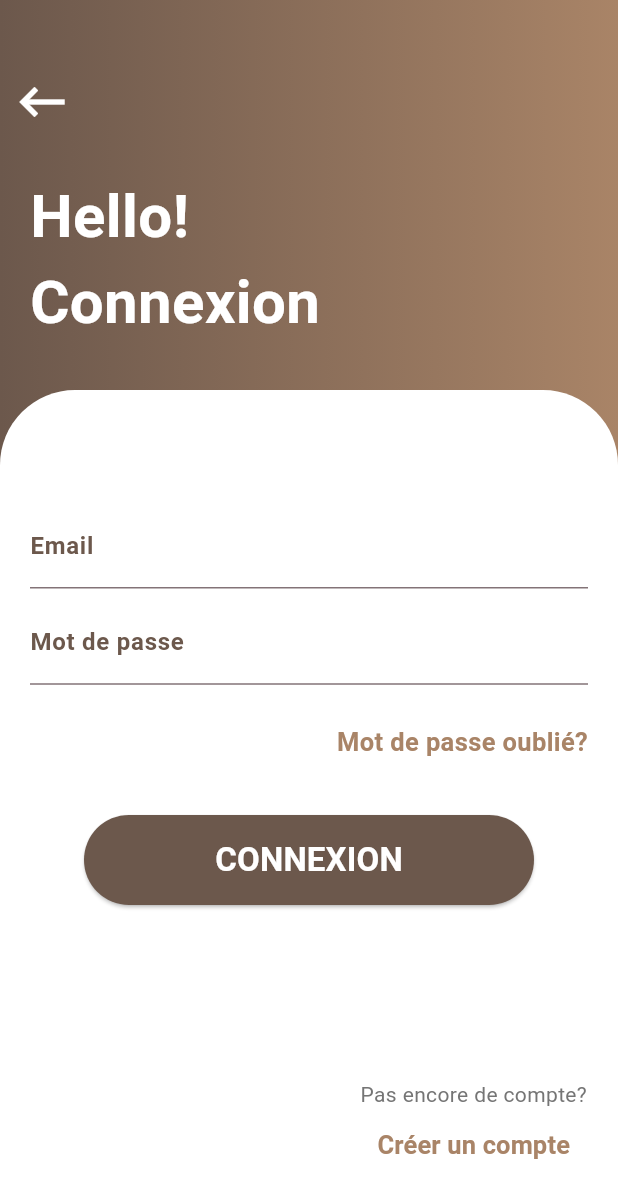
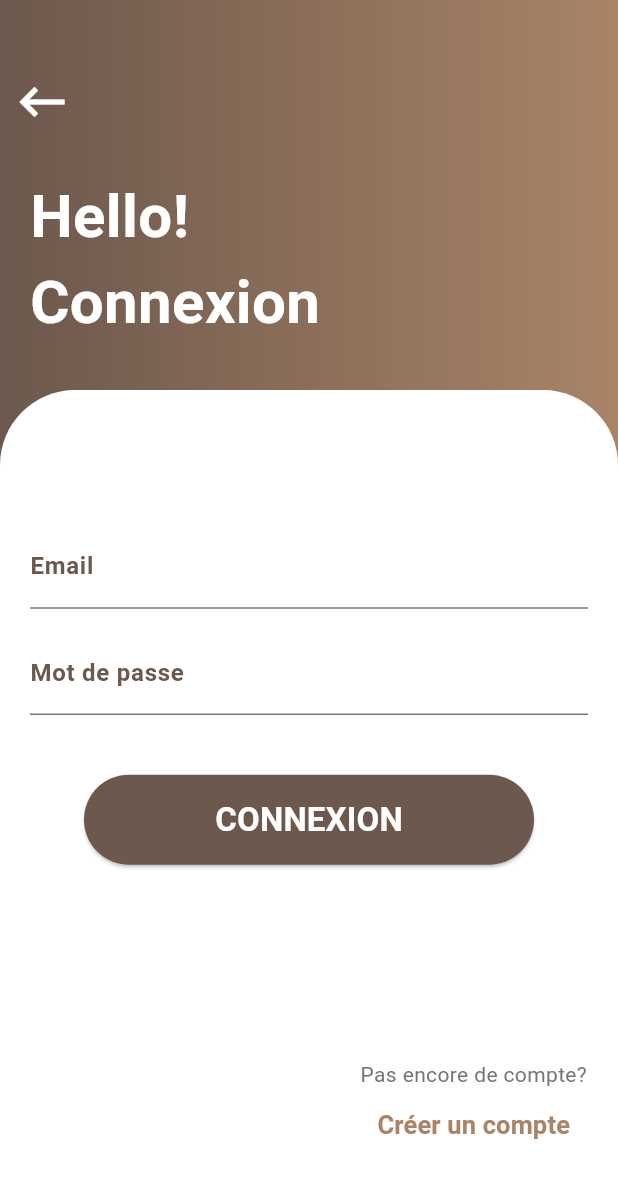
Before and after one commit to MathissGit/ProjetBTS, a Flutter app: the FormAuthWidget screen opened directly with empty values, on a phone screen of 412 x 824 dp. Shown: the top 1198 px of the screen. Run offline on Flutter 3.47's test engine with Material 3 defaults, Android fonts, the phone set to English and light mode, and no system bars; our stand-ins replace shared_preferences; accounts and stored records are empty; network calls fail.

Commit message:
minor change

```diff
--- a/mobile/lib/views/screens/login_page.dart
+++ b/mobile/lib/views/screens/login_page.dart
@@ -5,7 +5,7 @@ import 'package:mobile/config/config.dart';
 import 'dart:convert';
 import 'package:mobile/data/models/login_data.dart';
 import 'package:mobile/data/notifiers.dart';
-import 'package:mobile/views/screens/forgoten_password_page.dart';
+// import 'package:mobile/views/screens/forgoten_password_page.dart';
 import 'package:mobile/views/screens/registre_page.dart';
 import 'package:mobile/views/widget_tree.dart';
 import 'package:shared_preferences/shared_preferences.dart';
@@ -230,27 +230,27 @@ class FormAuthWidget extends StatelessWidget {
                       ),
                     ),
                     const SizedBox(height: 10),
-                    Align(
-                      alignment: Alignment.centerRight,
-                      child: GestureDetector(
-                        onTap: () {
-                          Navigator.of(context).push(
-                            MaterialPageRoute(
-                              builder: (context) => ForgotenPasswordPage(),
-                            ),
-                          );
-                        },
-                        child: const Text(
-                          'Mot de passe oublié?',
-                          style: TextStyle(
-                            fontWeight: FontWeight.bold,
-                            fontSize: 17,
-                            color: Color.fromRGBO(169, 132, 103, 1),
-                          ),
-                        ),
-                      ),
-                    ),
-                    const SizedBox(height: 20),
+                    // Align(
+                    //   alignment: Alignment.centerRight,
+                    //   child: GestureDetector(
+                    //     onTap: () {
+                    //       Navigator.of(context).push(
+                    //         MaterialPageRoute(
+                    //           builder: (context) => ForgotenPasswordPage(),
+                    //         ),
+                    //       );
+                    //     },
+                    //     child: const Text(
+                    //       'Mot de passe oublié?',
+                    //       style: TextStyle(
+                    //         fontWeight: FontWeight.bold,
+                    //         fontSize: 17,
+                    //         color: Color.fromRGBO(169, 132, 103, 1),
+                    //       ),
+                    //     ),
+                    //   ),
+                    // ),
+                    // const SizedBox(height: 20),
                     SizedBox(
                       height: 60,
                       width: 300,
--- a/mobile/lib/views/widgets/navbar_widget.dart
+++ b/mobile/lib/views/widgets/navbar_widget.dart
@@ -16,8 +16,8 @@ class NavbarWidget extends StatelessWidget {
               icon: Icon(Icons.shopping_cart),
               label: 'Panier',
             ),
-            NavigationDestination(icon: Icon(Icons.home), label: 'Home'),
-            NavigationDestination(icon: Icon(Icons.person), label: 'Profile'),
+            NavigationDestination(icon: Icon(Icons.home), label: 'Accueil'),
+            NavigationDestination(icon: Icon(Icons.person), label: 'Profil'),
           ],
           onDestinationSelected: (int value) {
             selectedPageNotifier.value = value;
```
